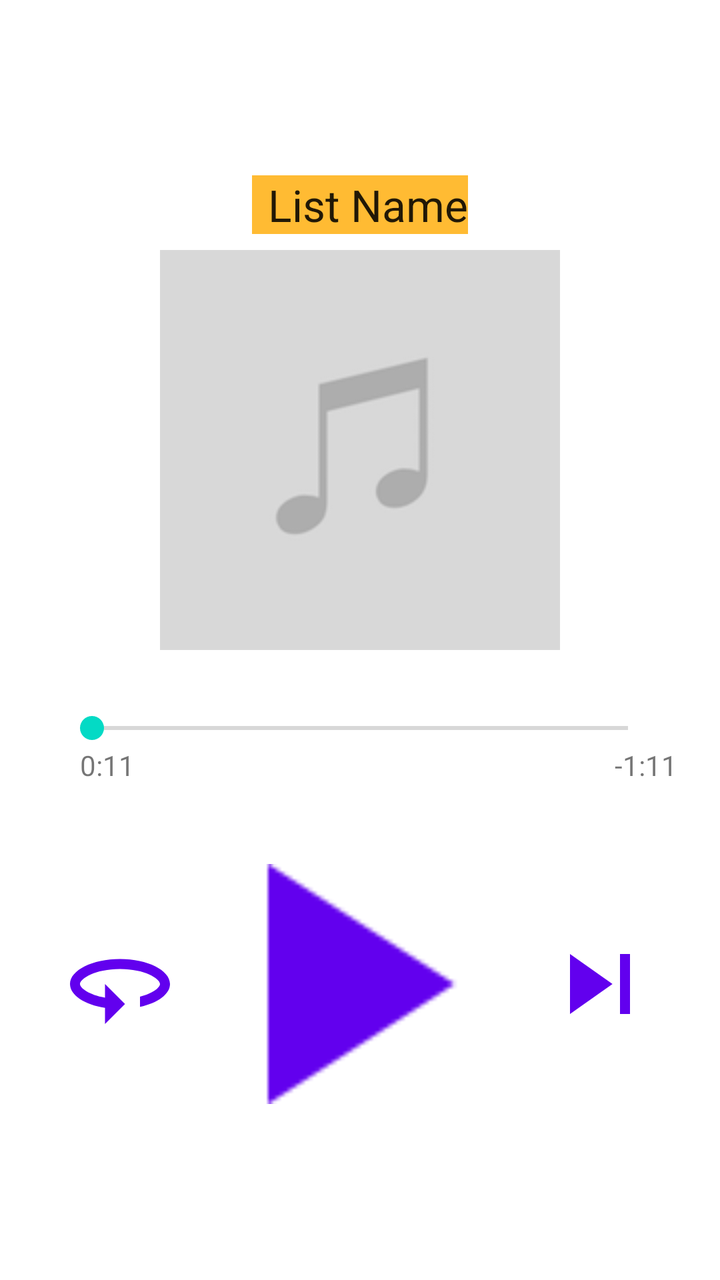
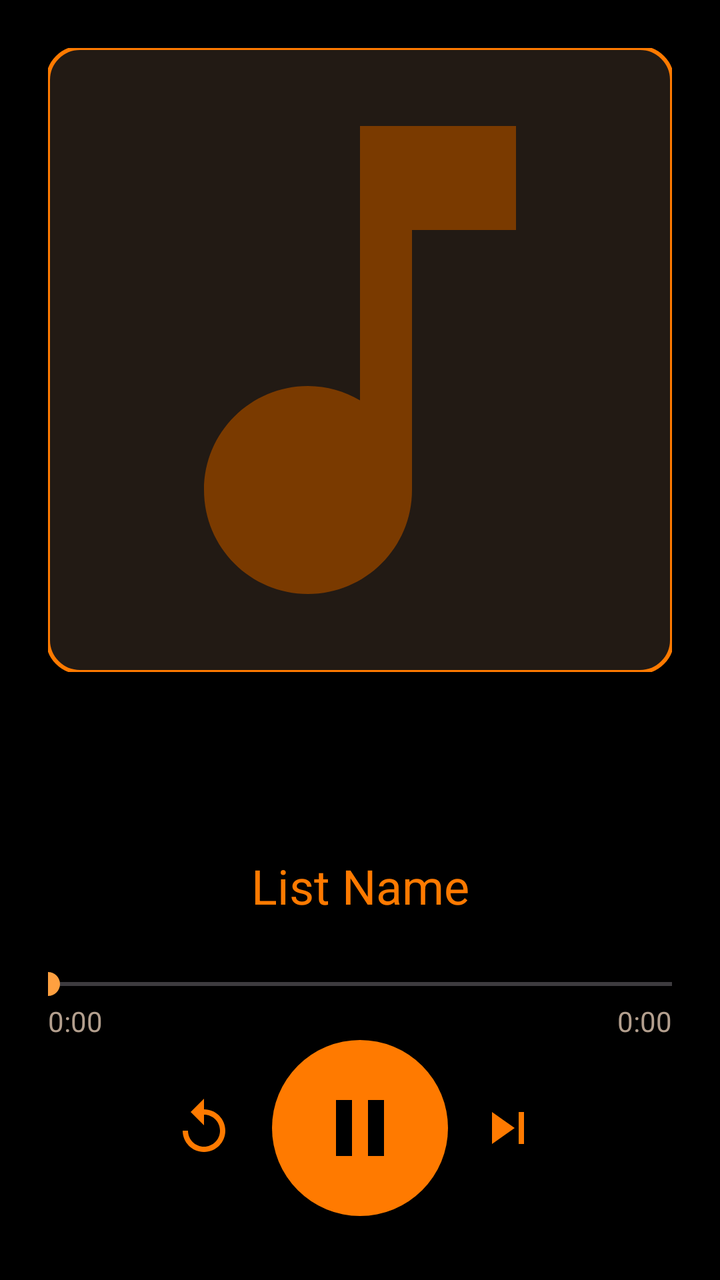

Screens rendered from an Android XML layout before and after an edit, with the pre-edit source and the edit as a unified diff.
<!-- AndroidManifest.xml: application theme Theme.MP3Player -->
<!-- res/layout/activity_play_music.xml -->
<?xml version="1.0" encoding="utf-8"?>
<LinearLayout xmlns:android="http://schemas.android.com/apk/res/android"
    xmlns:app="http://schemas.android.com/apk/res-auto"
    xmlns:tools="http://schemas.android.com/tools"
    android:layout_width="match_parent"
    android:layout_height="match_parent"
    android:gravity="center"
    android:orientation="vertical"
    tools:context=".PlayMusicActivity">

    <TextView
        android:id="@+id/songTitle"
        android:layout_width="wrap_content"
        android:layout_height="wrap_content"
        android:text="@string/new_list_name_default"
        style="@style/recycle_item_title"
        />

    <ImageView
        android:id="@+id/albumArt"
        android:layout_width="wrap_content"
        android:layout_height="wrap_content"
        android:src="@drawable/image" />

    <SeekBar
        android:id="@+id/positionBar"
        android:layout_width="300dp"
        android:layout_height="wrap_content"
        android:layout_marginTop="30dp" />

    <LinearLayout
        android:layout_width="match_parent"
        android:layout_height="wrap_content">

        <TextView
            android:id="@+id/elapsedTimeLabel"
            android:layout_width="wrap_content"
            android:layout_height="wrap_content"
            android:layout_marginLeft="40dp"
            android:text="0:11" />

        <TextView
            android:id="@+id/remainingTimeLabel"
            android:layout_width="wrap_content"
            android:layout_height="wrap_content"
            android:layout_marginLeft="240dp"
            android:text="-1:11" />
    </LinearLayout>

    <androidx.constraintlayout.widget.ConstraintLayout
        android:layout_width="match_parent"
        android:layout_height="wrap_content">

        <Button
            android:id="@+id/restartBtn"
            android:layout_width="60dp"
            android:layout_height="60dp"
            android:layout_marginTop="40dp"
            android:background="@drawable/ic_baseline_random_24"
            android:onClick="restartBtnClick"
            app:layout_constraintBottom_toBottomOf="parent"
            app:layout_constraintLeft_toLeftOf="parent"
            app:layout_constraintRight_toLeftOf="@+id/playBtn"
            app:layout_constraintTop_toTopOf="parent" />

        <Button
            android:id="@+id/playBtn"
            android:layout_width="120dp"
            android:layout_height="120dp"
            android:layout_marginTop="40dp"
            android:background="@drawable/play"
            android:onClick="playBtnClick"
            app:layout_constraintBottom_toBottomOf="parent"
            app:layout_constraintLeft_toLeftOf="parent"
            app:layout_constraintRight_toRightOf="parent"
            app:layout_constraintTop_toTopOf="parent" />

        <Button
            android:id="@+id/SkipBtn"
            android:layout_width="60dp"
            android:layout_height="60dp"
            android:layout_marginTop="40dp"
            android:background="@drawable/ic_baseline_skip_next_24"
            android:onClick="skipBtnClick"
            app:layout_constraintBottom_toBottomOf="parent"
            app:layout_constraintRight_toRightOf="parent"
            app:layout_constraintLeft_toRightOf="@+id/playBtn"
            app:layout_constraintTop_toTopOf="parent"/>

    </androidx.constraintlayout.widget.ConstraintLayout>

</LinearLayout>
<!-- resources referenced by this layout -->
<resources>
  <!-- drawable ic_baseline_random_24 (drawable) -->
  <vector xmlns:android="http://schemas.android.com/apk/res/android"
      android:width="24dp"
      android:height="24dp"
      android:viewportWidth="24"
      android:viewportHeight="24"
      android:tint="?attr/colorControlNormal">
    <path
        android:fillColor="@android:color/white"
        android:pathData="M12,7C6.48,7 2,9.24 2,12c0,2.24 2.94,4.13 7,4.77V20l4,-4 -4,-4v2.73c-3.15,-0.56 -5,-1.9 -5,-2.73 0,-1.06 3.04,-3 8,-3s8,1.94 8,3c0,0.73 -1.46,1.89 -4,2.53v2.05c3.53,-0.77 6,-2.53 6,-4.58 0,-2.76 -4.48,-5 -10,-5z"/>
  </vector>
  <!-- drawable ic_baseline_skip_next_24 (drawable) -->
  <vector xmlns:android="http://schemas.android.com/apk/res/android"
      android:width="24dp"
      android:height="24dp"
      android:viewportWidth="24"
      android:viewportHeight="24"
      android:tint="?attr/colorControlNormal">
    <path
        android:fillColor="@android:color/white"
        android:pathData="M6,18l8.5,-6L6,6v12zM16,6v12h2V6h-2z"/>
  </vector>
  <!-- drawable image: png bitmap (drawable, 4233 bytes) -->
  <!-- drawable play: png bitmap (drawable, 754 bytes) -->
  <style name="recycle_item_title">
          <item name="android:layout_width">match_parent</item>
          <item name="android:layout_marginBottom">8dp</item>
          <item name="android:paddingLeft">8dp</item>
          <item name="android:background">@android:color/holo_orange_light</item>
          <item name="android:textAppearance">@android:style/TextAppearance.Large</item>
      </style>
  <style name="Theme.MP3Player" parent="Theme.MaterialComponents.DayNight.DarkActionBar">
          
          <item name="colorPrimary">@color/purple_500</item>
          <item name="colorPrimaryVariant">@color/purple_700</item>
          <item name="colorOnPrimary">@color/white</item>
          
          <item name="colorSecondary">@color/teal_200</item>
          <item name="colorSecondaryVariant">@color/teal_700</item>
          <item name="colorOnSecondary">@color/black</item>
          
          <item name="android:statusBarColor" tools:targetApi="l">?attr/colorPrimaryVariant</item>
          
      </style>
  <color name="purple_500">#FF6200EE</color>
  <color name="purple_700">#FF3700B3</color>
  <color name="white">#FFFFFFFF</color>
  <color name="teal_200">#FF03DAC5</color>
  <color name="teal_700">#FF018786</color>
  <color name="black">#FF000000</color>
  <!-- unchanged entries left out for length: 1 -->
</resources>

<!-- the commit's change to res/layout/activity_play_music.xml (unified diff, before → after) -->
@@ -1,92 +1,114 @@
 <?xml version="1.0" encoding="utf-8"?>
-<LinearLayout xmlns:android="http://schemas.android.com/apk/res/android"
+<androidx.constraintlayout.widget.ConstraintLayout xmlns:android="http://schemas.android.com/apk/res/android"
     xmlns:app="http://schemas.android.com/apk/res-auto"
     xmlns:tools="http://schemas.android.com/tools"
+    android:id="@+id/root"
     android:layout_width="match_parent"
     android:layout_height="match_parent"
-    android:gravity="center"
-    android:orientation="vertical"
+    android:paddingHorizontal="24dp"
     tools:context=".PlayMusicActivity">
+
+    <com.google.android.material.imageview.ShapeableImageView
+        android:id="@+id/albumArt"
+        android:layout_width="0dp"
+        android:layout_height="0dp"
+        android:layout_marginTop="24dp"
+        android:background="@color/halloween_surface_high"
+        android:contentDescription="@string/album_art"
+        android:scaleType="centerCrop"
+        android:src="@drawable/ic_album_placeholder"
+        app:layout_constraintBottom_toTopOf="@id/songTitle"
+        app:layout_constraintDimensionRatio="1:1"
+        app:layout_constraintEnd_toEndOf="parent"
+        app:layout_constraintStart_toStartOf="parent"
+        app:layout_constraintTop_toTopOf="parent"
+        app:layout_constraintVertical_bias="0.0"
+        app:layout_constraintWidth_max="360dp"
+        app:shapeAppearanceOverlay="@style/ShapeAppearance.Material3.Corner.Large"
+        app:strokeColor="@color/halloween_orange"
+        app:strokeWidth="2dp" />
 
     <TextView
         android:id="@+id/songTitle"
-        android:layout_width="wrap_content"
+        style="@style/recycle_item_title"
+        android:layout_width="0dp"
         android:layout_height="wrap_content"
+        android:layout_marginVertical="24dp"
+        android:gravity="center"
         android:text="@string/new_list_name_default"
-        style="@style/recycle_item_title"
-        />
-
-    <ImageView
-        android:id="@+id/albumArt"
-        android:layout_width="wrap_content"
-        android:layout_height="wrap_content"
-        android:src="@drawable/image" />
+        android:textAppearance="?attr/textAppearanceHeadlineSmall"
+        android:textColor="?attr/colorPrimary"
+        app:layout_constraintBottom_toTopOf="@id/positionBar"
+        app:layout_constraintEnd_toEndOf="parent"
+        app:layout_constraintStart_toStartOf="parent" />
 
     <SeekBar
         android:id="@+id/positionBar"
-        android:layout_width="300dp"
+        android:layout_width="0dp"
         android:layout_height="wrap_content"
-        android:layout_marginTop="30dp" />
+        android:paddingHorizontal="0dp"
+        app:layout_constraintBottom_toTopOf="@id/elapsedTimeLabel"
+        app:layout_constraintEnd_toEndOf="parent"
+        app:layout_constraintStart_toStartOf="parent" />
 
-    <LinearLayout
-        android:layout_width="match_parent"
-        android:layout_height="wrap_content">
+    <TextView
+        android:id="@+id/elapsedTimeLabel"
+        android:layout_width="wrap_content"
+        android:layout_height="wrap_content"
+        android:text="@string/time_zero"
+        android:textColor="?attr/colorOnSurfaceVariant"
+        app:layout_constraintBottom_toTopOf="@id/playBtn"
+        app:layout_constraintStart_toStartOf="parent" />
 
-        <TextView
-            android:id="@+id/elapsedTimeLabel"
-            android:layout_width="wrap_content"
-            android:layout_height="wrap_content"
-            android:layout_marginLeft="40dp"
-            android:text="0:11" />
+    <TextView
+        android:id="@+id/remainingTimeLabel"
+        android:layout_width="wrap_content"
+        android:layout_height="wrap_content"
+        android:text="@string/time_zero"
+        android:textColor="?attr/colorOnSurfaceVariant"
+        app:layout_constraintBottom_toTopOf="@id/playBtn"
+        app:layout_constraintEnd_toEndOf="parent" />
 
-        <TextView
-            android:id="@+id/remainingTimeLabel"
-            android:layout_width="wrap_content"
-            android:layout_height="wrap_content"
-            android:layout_marginLeft="240dp"
-            android:text="-1:11" />
-    </LinearLayout>
+    <com.google.android.material.button.MaterialButton
+        android:id="@+id/playBtn"
+        style="@style/Widget.Material3.Button.Icon"
+        android:layout_width="88dp"
+        android:layout_height="88dp"
+        android:layout_marginTop="8dp"
+        android:layout_marginBottom="32dp"
+        android:contentDescription="@string/play_pause"
+        android:insetLeft="0dp"
+        android:insetTop="0dp"
+        android:insetRight="0dp"
+        android:insetBottom="0dp"
+        android:padding="0dp"
+        app:icon="@drawable/ic_pause"
+        app:iconGravity="textStart"
+        app:iconPadding="0dp"
+        app:iconSize="48dp"
+        app:cornerRadius="44dp"
+        app:layout_constraintBottom_toBottomOf="parent"
+        app:layout_constraintEnd_toEndOf="parent"
+        app:layout_constraintStart_toStartOf="parent" />
 
-    <androidx.constraintlayout.widget.ConstraintLayout
-        android:layout_width="match_parent"
-        android:layout_height="wrap_content">
+    <com.google.android.material.button.MaterialButton
+        android:id="@+id/restartBtn"
+        style="@style/PlayerIconButton"
+        android:contentDescription="@string/restart"
+        app:icon="@drawable/ic_restart"
+        app:iconSize="32dp"
+        app:layout_constraintBottom_toBottomOf="@id/playBtn"
+        app:layout_constraintEnd_toStartOf="@id/playBtn"
+        app:layout_constraintTop_toTopOf="@id/playBtn" />
 
-        <Button
-            android:id="@+id/restartBtn"
-            android:layout_width="60dp"
-            android:layout_height="60dp"
-            android:layout_marginTop="40dp"
-            android:background="@drawable/ic_baseline_random_24"
-            android:onClick="restartBtnClick"
-            app:layout_constraintBottom_toBottomOf="parent"
-            app:layout_constraintLeft_toLeftOf="parent"
-            app:layout_constraintRight_toLeftOf="@+id/playBtn"
-            app:layout_constraintTop_toTopOf="parent" />
+    <com.google.android.material.button.MaterialButton
+        android:id="@+id/SkipBtn"
+        style="@style/PlayerIconButton"
+        android:contentDescription="@string/skip"
+        app:icon="@drawable/ic_skip_next"
+        app:iconSize="32dp"
+        app:layout_constraintBottom_toBottomOf="@id/playBtn"
+        app:layout_constraintStart_toEndOf="@id/playBtn"
+        app:layout_constraintTop_toTopOf="@id/playBtn" />
 
-        <Button
-            android:id="@+id/playBtn"
-            android:layout_width="120dp"
-            android:layout_height="120dp"
-            android:layout_marginTop="40dp"
-            android:background="@drawable/play"
-            android:onClick="playBtnClick"
-            app:layout_constraintBottom_toBottomOf="parent"
-            app:layout_constraintLeft_toLeftOf="parent"
-            app:layout_constraintRight_toRightOf="parent"
-            app:layout_constraintTop_toTopOf="parent" />
-
-        <Button
-            android:id="@+id/SkipBtn"
-            android:layout_width="60dp"
-            android:layout_height="60dp"
-            android:layout_marginTop="40dp"
-            android:background="@drawable/ic_baseline_skip_next_24"
-            android:onClick="skipBtnClick"
-            app:layout_constraintBottom_toBottomOf="parent"
-            app:layout_constraintRight_toRightOf="parent"
-            app:layout_constraintLeft_toRightOf="@+id/playBtn"
-            app:layout_constraintTop_toTopOf="parent"/>
-
-    </androidx.constraintlayout.widget.ConstraintLayout>
-
-</LinearLayout>
+</androidx.constraintlayout.widget.ConstraintLayout>
<!-- resource entries referenced after the edit -->
@@ -1,55 +1,87 @@
 <!-- resources referenced by this layout -->
 <resources>
-  <!-- drawable ic_baseline_random_24 (drawable) -->
+  <color name="halloween_orange">#FFFF7A00</color>
+  <color name="halloween_surface_high">#FF221A14</color>
+  <!-- drawable ic_album_placeholder (drawable) -->
   <vector xmlns:android="http://schemas.android.com/apk/res/android"
       android:width="24dp"
       android:height="24dp"
       android:viewportWidth="24"
-      android:viewportHeight="24"
-      android:tint="?attr/colorControlNormal">
-    <path
-        android:fillColor="@android:color/white"
-        android:pathData="M12,7C6.48,7 2,9.24 2,12c0,2.24 2.94,4.13 7,4.77V20l4,-4 -4,-4v2.73c-3.15,-0.56 -5,-1.9 -5,-2.73 0,-1.06 3.04,-3 8,-3s8,1.94 8,3c0,0.73 -1.46,1.89 -4,2.53v2.05c3.53,-0.77 6,-2.53 6,-4.58 0,-2.76 -4.48,-5 -10,-5z"/>
+      android:viewportHeight="24">
+      <path
+          android:fillColor="@color/halloween_orange_dim"
+          android:pathData="M12,3v10.55c-0.59,-0.34 -1.27,-0.55 -2,-0.55 -2.21,0 -4,1.79 -4,4s1.79,4 4,4 4,-1.79 4,-4V7h4V3h-6z" />
   </vector>
-  <!-- drawable ic_baseline_skip_next_24 (drawable) -->
+  <!-- drawable ic_pause (drawable) -->
   <vector xmlns:android="http://schemas.android.com/apk/res/android"
       android:width="24dp"
       android:height="24dp"
       android:viewportWidth="24"
-      android:viewportHeight="24"
-      android:tint="?attr/colorControlNormal">
-    <path
-        android:fillColor="@android:color/white"
-        android:pathData="M6,18l8.5,-6L6,6v12zM16,6v12h2V6h-2z"/>
+      android:viewportHeight="24">
+      <path
+          android:fillColor="@android:color/white"
+          android:pathData="M6,19h4V5H6v14zM14,5v14h4V5h-4z" />
   </vector>
-  <!-- drawable image: png bitmap (drawable, 4233 bytes) -->
-  <!-- drawable play: png bitmap (drawable, 754 bytes) -->
+  <!-- drawable ic_restart (drawable) -->
+  <vector xmlns:android="http://schemas.android.com/apk/res/android"
+      android:width="24dp"
+      android:height="24dp"
+      android:viewportWidth="24"
+      android:viewportHeight="24">
+      <path
+          android:fillColor="@android:color/white"
+          android:pathData="M12,5V1L7,6l5,5V7c3.31,0 6,2.69 6,6s-2.69,6 -6,6 -6,-2.69 -6,-6H4c0,4.42 3.58,8 8,8s8,-3.58 8,-8 -3.58,-8 -8,-8z" />
+  </vector>
+  <!-- drawable ic_skip_next (drawable) -->
+  <vector xmlns:android="http://schemas.android.com/apk/res/android"
+      android:width="24dp"
+      android:height="24dp"
+      android:viewportWidth="24"
+      android:viewportHeight="24">
+      <path
+          android:fillColor="@android:color/white"
+          android:pathData="M6,18l8.5,-6L6,6v12zM16,6v12h2V6h-2z" />
+  </vector>
+  <string name="album_art">Album art</string>
+  <string name="play_pause">Play or pause</string>
+  <string name="restart">Restart song</string>
+  <string name="skip">Next song</string>
+  <string name="time_zero">0:00</string>
+  <style name="PlayerIconButton" parent="Widget.Material3.Button.IconButton">
+          <item name="iconTint">?attr/colorPrimary</item>
+          <item name="android:layout_width">64dp</item>
+          <item name="android:layout_height">64dp</item>
+      </style>
   <style name="recycle_item_title">
-          <item name="android:layout_width">match_parent</item>
-          <item name="android:layout_marginBottom">8dp</item>
-          <item name="android:paddingLeft">8dp</item>
-          <item name="android:background">@android:color/holo_orange_light</item>
-          <item name="android:textAppearance">@android:style/TextAppearance.Large</item>
+          <item name="android:textAppearance">?attr/textAppearanceTitleMedium</item>
+          <item name="android:textColor">?attr/colorOnSurface</item>
+          <item name="android:maxLines">2</item>
+          <item name="android:ellipsize">end</item>
       </style>
-  <style name="Theme.MP3Player" parent="Theme.MaterialComponents.DayNight.DarkActionBar">
-          
-          <item name="colorPrimary">@color/purple_500</item>
-          <item name="colorPrimaryVariant">@color/purple_700</item>
-          <item name="colorOnPrimary">@color/white</item>
-          
-          <item name="colorSecondary">@color/teal_200</item>
-          <item name="colorSecondaryVariant">@color/teal_700</item>
-          <item name="colorOnSecondary">@color/black</item>
-          
-          <item name="android:statusBarColor" tools:targetApi="l">?attr/colorPrimaryVariant</item>
-          
+  <style name="Theme.MP3Player" parent="Theme.Material3.Dark.NoActionBar">
+          <item name="colorPrimary">@color/halloween_orange</item>
+          <item name="colorOnPrimary">@color/halloween_black</item>
+          <item name="colorPrimaryContainer">@color/halloween_orange_dim</item>
+          <item name="colorOnPrimaryContainer">@color/halloween_orange_light</item>
+          <item name="colorSecondary">@color/halloween_orange_light</item>
+          <item name="colorOnSecondary">@color/halloween_black</item>
+          <item name="android:colorBackground">@color/halloween_black</item>
+          <item name="colorSurface">@color/halloween_surface</item>
+          <item name="colorSurfaceVariant">@color/halloween_surface_high</item>
+          <item name="colorOnBackground">@color/halloween_on_surface</item>
+          <item name="colorOnSurface">@color/halloween_on_surface</item>
+          <item name="colorOnSurfaceVariant">@color/halloween_on_surface_dim</item>
+          <item name="colorOutline">@color/halloween_orange_dim</item>
+          <item name="android:windowBackground">@color/halloween_black</item>
+          <item name="android:statusBarColor">@android:color/transparent</item>
+          <item name="android:navigationBarColor">@android:color/transparent</item>
       </style>
-  <color name="purple_500">#FF6200EE</color>
-  <color name="purple_700">#FF3700B3</color>
-  <color name="white">#FFFFFFFF</color>
-  <color name="teal_200">#FF03DAC5</color>
-  <color name="teal_700">#FF018786</color>
-  <color name="black">#FF000000</color>
+  <color name="halloween_orange_dim">#FF7A3A00</color>
+  <color name="halloween_black">#FF000000</color>
+  <color name="halloween_orange_light">#FFFFA040</color>
+  <color name="halloween_surface">#FF141110</color>
+  <color name="halloween_on_surface">#FFF2E6DA</color>
+  <color name="halloween_on_surface_dim">#FFB39F8E</color>
   <!-- unchanged entries left out for length: 1 -->
 </resources>
 
